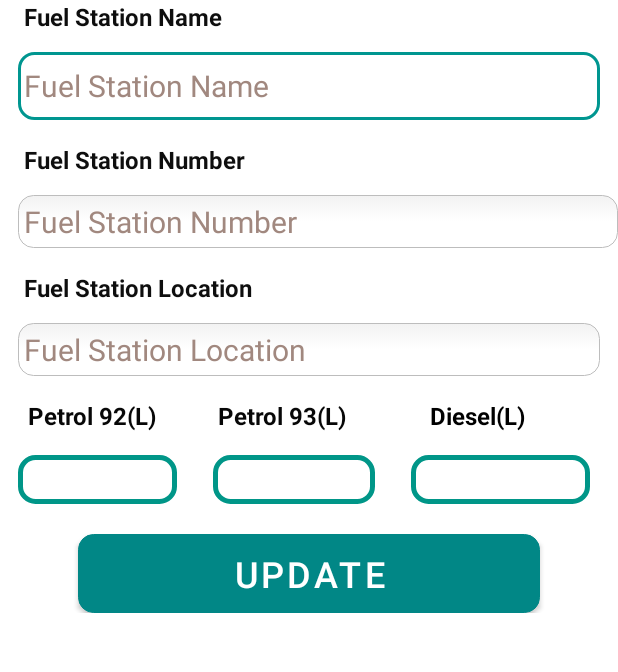
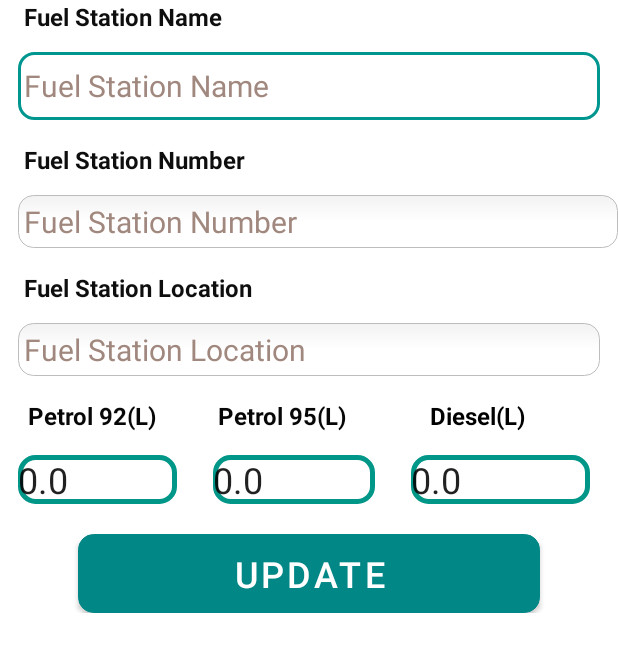
Before and after one commit to Isini-Dananjana/My-Fuel-App, an Android app: the AddFuelLoactor screen opened directly, with no data from a screen before it, on a phone screen of 412 x 824 dp, the part 328-1000 px from its top. Run offline under Robolectric (Android 15) with nearby library versions, the phone set to English and light mode, and no system bars; Roboto replaces fonts that are not available here; 7 statements that could not run were skipped.

Commit message:
implemented admin fuel locator view to display shed details

```diff
--- a/app/src/main/java/com/example/myfuelapp/AddFuelLoactor.java
+++ b/app/src/main/java/com/example/myfuelapp/AddFuelLoactor.java
@@ -2,13 +2,57 @@ package com.example.myfuelapp;
 
 import androidx.appcompat.app.AppCompatActivity;
 
+import android.content.Intent;
 import android.os.Bundle;
+import android.widget.EditText;
+
+import java.util.List;
+
+import model.FuelStationModel;
+import model.FuelTypeModel;
 
 public class AddFuelLoactor extends AppCompatActivity {
+    FuelStationModel fuelStation;
+    EditText stationName, stationLocation, petrol92, petrol95, diesel;
+    double p92;
+    double p95;
+    double d;
+    List<FuelTypeModel> fuelTypeList;
+
 
     @Override
     protected void onCreate(Bundle savedInstanceState) {
         super.onCreate(savedInstanceState);
         setContentView(R.layout.activity_add_fuel_loactor);
+
+        Intent intent = getIntent();
+        fuelStation = (FuelStationModel) intent.getSerializableExtra("FUEL_STATION_DETAILS");
+
+        stationName = findViewById(R.id.etFuelStationName);
+        stationLocation = findViewById(R.id.etFuelStationLocation2);
+        petrol92 = findViewById(R.id.editTextPetrol92);
+        petrol95 = findViewById(R.id.editTextPetrol95);
+        diesel = findViewById(R.id.editTextDiesel);
+
+        stationName.setText(fuelStation.getName());
+        stationLocation.setText(fuelStation.getArea());
+
+        fuelTypeList = fuelStation.getFuelTypes();
+        //Get fuel types
+        for (FuelTypeModel fuelType : fuelTypeList) {
+            if (fuelType.getFuelType().equals("P95")) {
+                p95 = fuelType.getNoOfLitters();
+            } else if (fuelType.getFuelType().equals("P92")) {
+                p92 = fuelType.getNoOfLitters();
+            } else {
+                d = fuelType.getNoOfLitters();
+            }
+
+
+            petrol92.setText(Double.toString(p92));
+            petrol95.setText(Double.toString(p95));
+            diesel.setText(Double.toString(d));
+
+        }
     }
 }
--- a/app/src/main/res/layout/activity_add_fuel_loactor.xml
+++ b/app/src/main/res/layout/activity_add_fuel_loactor.xml
@@ -139,7 +139,7 @@
                         android:id="@+id/textView3"
                         android:layout_width="130dp"
                         android:layout_height="wrap_content"
-                        android:text="Petrol 93(L)"
+                        android:text="Petrol 95(L)"
                         android:textAlignment="center"
                         android:textColor="#070707"
                         android:textSize="16sp"
--- a/app/src/main/res/layout/activity_admin_home.xml
+++ b/app/src/main/res/layout/activity_admin_home.xml
@@ -5,6 +5,7 @@
     android:layout_width="match_parent"
     android:layout_height="match_parent"
     android:background="@drawable/admin_home_wallpaper"
+    android:onClick="onClick"
     tools:context=".AdminHome">
 
     <TextView
@@ -46,6 +47,7 @@
 
         android:layout_marginTop="4dp"
         android:background="@drawable/layout_border"
+        android:onClick="onClick"
         android:text="Update Fuel Locator"
         android:textAllCaps="false"
         android:textColor="@android:color/secondary_text_light"
```
Also changed, not shown: app/src/main/java/com/example/myfuelapp/AdminHome.java (+69 -8 lines), app/src/main/java/model/FuelStationModel.java (+8 -3 lines).
